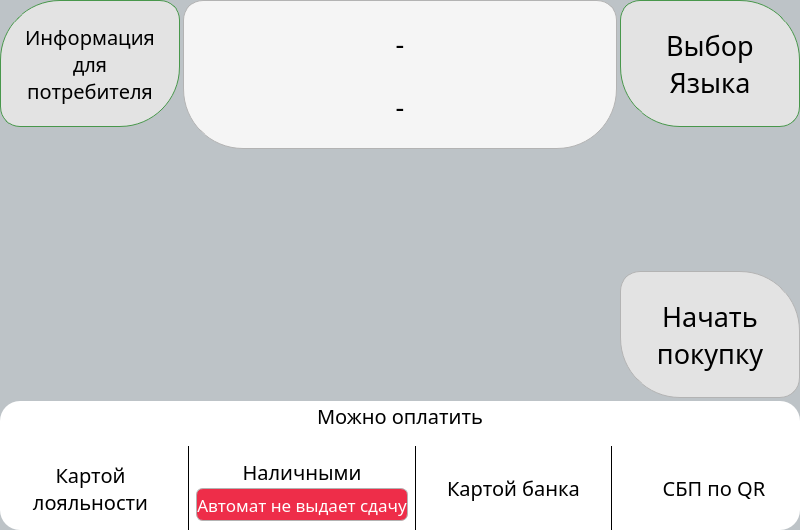
The window that services/gui/resources/ui_interface/waiting_window.ui (dmitriymikryukov/vodobox-pro) describes before a commit, drawn with Qt 5.
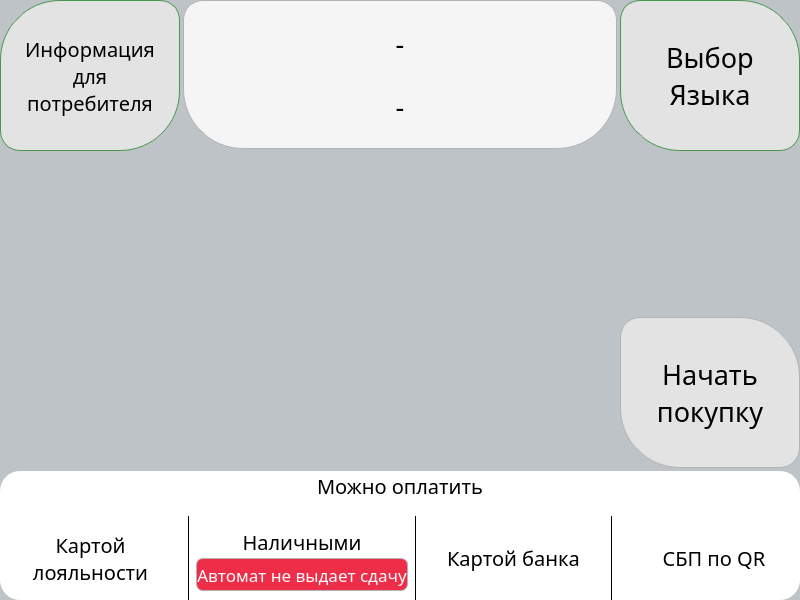
The same window after the commit.

Commit message: testing wating window

Diff of the .ui file:
```diff
--- a/services/gui/resources/ui_interface/waiting_window.ui
+++ b/services/gui/resources/ui_interface/waiting_window.ui
@@ -7,12 +7,12 @@
     <x>0</x>
     <y>0</y>
     <width>800</width>
-    <height>530</height>
+    <height>600</height>
    </rect>
   </property>
   <property name="maximumSize">
    <size>
-    <width>1024</width>
+    <width>800</width>
     <height>600</height>
    </size>
   </property>
@@ -108,12 +108,6 @@
              <height>129</height>
             </size>
            </property>
-           <property name="maximumSize">
-            <size>
-             <width>16777215</width>
-             <height>149</height>
-            </size>
-           </property>
            <property name="styleSheet">
             <string notr="true">#frame_17 {
 	background-color: white;
```
The commit also changes 1 other file.
